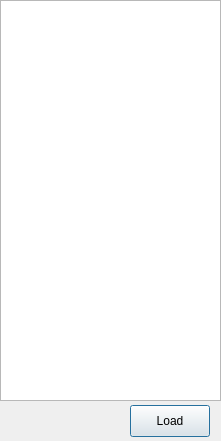
The window that dsda-launcher/historylist.ui (Pedro-Beirao/dsda-launcher) describes before a commit, drawn with Qt 5.
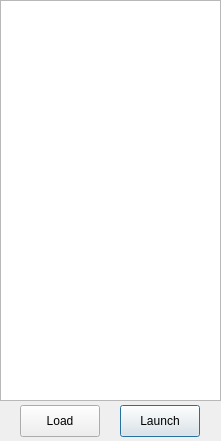
The same window after the commit.

Commit message: Launch history

The edit to the form file:
```diff
--- a/dsda-launcher/historylist.ui
+++ b/dsda-launcher/historylist.ui
@@ -10,6 +10,18 @@
     <height>441</height>
    </rect>
   </property>
+  <property name="minimumSize">
+   <size>
+    <width>221</width>
+    <height>441</height>
+   </size>
+  </property>
+  <property name="maximumSize">
+   <size>
+    <width>221</width>
+    <height>441</height>
+   </size>
+  </property>
   <property name="windowTitle">
    <string>History</string>
   </property>
@@ -38,7 +50,7 @@
   <widget class="QPushButton" name="pushButton_2">
    <property name="geometry">
     <rect>
-     <x>130</x>
+     <x>20</x>
      <y>405</y>
      <width>80</width>
      <height>32</height>
@@ -46,6 +58,22 @@
    </property>
    <property name="text">
     <string>Load</string>
+   </property>
+   <property name="default">
+    <bool>false</bool>
+   </property>
+  </widget>
+  <widget class="QPushButton" name="pushButton_3">
+   <property name="geometry">
+    <rect>
+     <x>120</x>
+     <y>405</y>
+     <width>80</width>
+     <height>32</height>
+    </rect>
+   </property>
+   <property name="text">
+    <string>Launch</string>
    </property>
    <property name="default">
     <bool>true</bool>
```
The commit also changes 5 other files.
